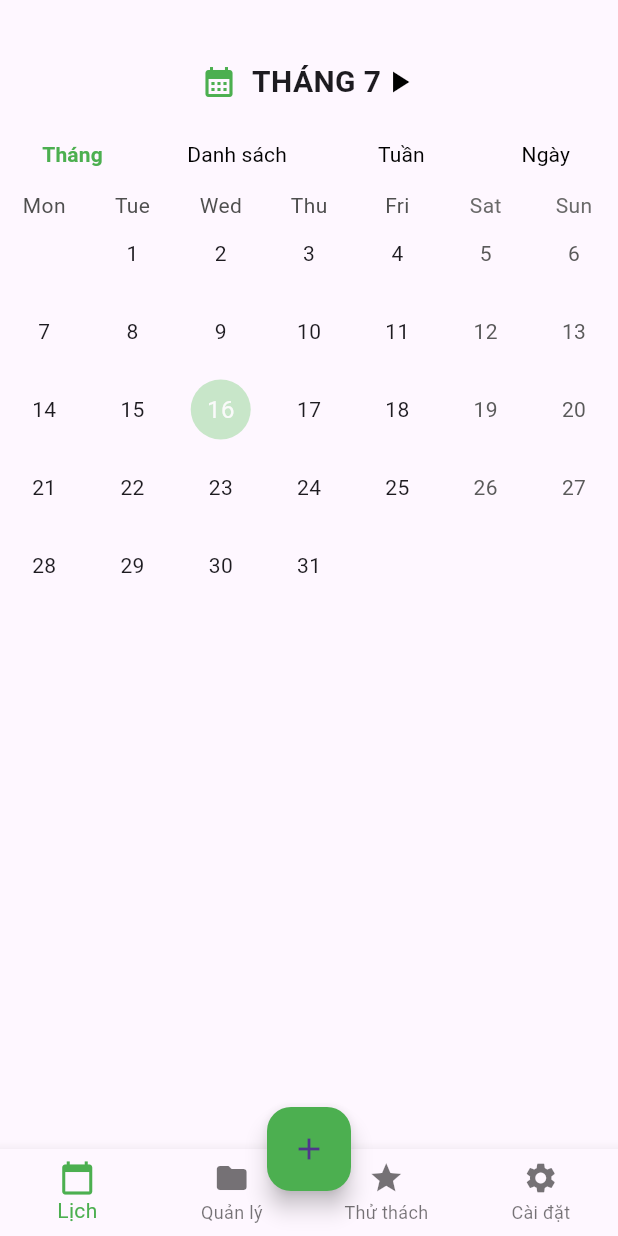
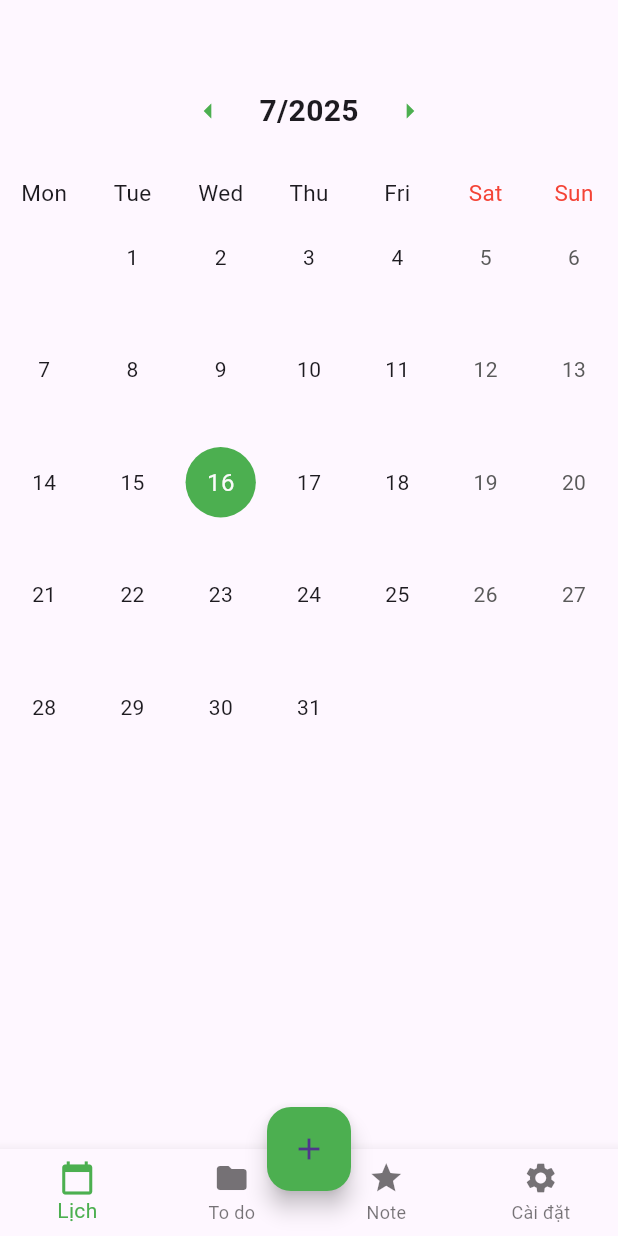
Before and after one commit to MihFap/reminder_app, a Flutter app: the screen it shows after launch, on a phone screen of 412 x 824 dp. Run offline on Flutter 3.47's test engine with Material 3 defaults, Android fonts, the phone set to English and light mode, and no system bars; drawn by our look-alikes of table_calendar.

Commit message:
cơ bản giao diện

```diff
--- a/lib/main.dart
+++ b/lib/main.dart
@@ -1,40 +1,84 @@
 import 'package:flutter/material.dart';
 import 'screens/calendar_screen.dart';
+import 'screens/settings_screen.dart'; // Import trang cài đặt
 
 void main() {
-  runApp(MyApp());
+  runApp(const MyApp());
 }
 
-class MyApp extends StatelessWidget {
+class MyApp extends StatefulWidget {
+  // Thêm const và super.key vào constructor
+  const MyApp({super.key});
+
+  @override
+  // Sửa kiểu trả về thành State<MyApp>
+  State<MyApp> createState() => _MyAppState();
+}
+
+class _MyAppState extends State<MyApp> {
+  ThemeMode _themeMode = ThemeMode.light;
+
+  void _toggleTheme(bool isDarkMode) {
+    setState(() {
+      _themeMode = isDarkMode ? ThemeMode.dark : ThemeMode.light;
+    });
+  }
+
   @override
   Widget build(BuildContext context) {
     return MaterialApp(
       title: 'Lịch Flutter',
-      home: HomePage(),
-      debugShowCheckedModeBanner: false,
+      themeMode: _themeMode,
+      theme: ThemeData.light(), // Giao diện sáng
+      darkTheme: ThemeData.dark(), // Giao diện tối
+      home: HomePage(onThemeChanged: _toggleTheme, currentThemeMode: _themeMode),
+      debugShowCheckedModeBanner: false, // Tắt banner debug
     );
   }
 }
 
 class HomePage extends StatefulWidget {
+  final Function(bool) onThemeChanged;
+  final ThemeMode currentThemeMode;
+
+  // Thêm const và super.key vào constructor
+  const HomePage({super.key, required this.onThemeChanged, required this.currentThemeMode});
+
   @override
-  _HomePageState createState() => _HomePageState();
+  // Sửa kiểu trả về thành State<HomePage>
+  State<HomePage> createState() => _HomePageState();
 }
 
 class _HomePageState extends State<HomePage> {
   int _currentIndex = 0;
 
-  final List<Widget> _pages = [
-    CalendarScreen(),
-    Center(child: Text('Quản lý')),
-    Center(child: Text('Thử thách')),
-    Center(child: Text('Cài đặt')),
+  // Cải tiến: Thêm danh sách tiêu đề cho AppBar
+  final List<String> _appBarTitles = const [
+    'Lịch Flutter',
+    'To Do List',
+    'Ghi chú',
+    'Cài đặt'
   ];
+
+  // Logic cũ để tạo các trang vẫn giữ nguyên
+  // (Chúng ta sẽ tạo nó trong build() để state luôn mới)
 
   @override
   Widget build(BuildContext context) {
+    // Tạo danh sách pages trong build để đảm bảo state luôn được cập nhật
+    final List<Widget> pages = [
+      CalendarScreen(),
+      const Center(child: Text('To do')),
+      const Center(child: Text('Note')),
+      SettingsScreen(
+        onThemeChanged: widget.onThemeChanged,
+        currentThemeMode: widget.currentThemeMode,
+      ),
+    ];
+
     return Scaffold(
-      body: _pages[_currentIndex],
+
+      body: pages[_currentIndex],
       bottomNavigationBar: BottomNavigationBar(
         type: BottomNavigationBarType.fixed,
         selectedItemColor: Colors.green,
@@ -42,15 +86,15 @@ class _HomePageState extends State<HomePage> {
         onTap: (index) => setState(() => _currentIndex = index),
         items: const [
           BottomNavigationBarItem(icon: Icon(Icons.calendar_today), label: 'Lịch'),
-          BottomNavigationBarItem(icon: Icon(Icons.folder), label: 'Quản lý'),
-          BottomNavigationBarItem(icon: Icon(Icons.star), label: 'Thử thách'),
+          BottomNavigationBarItem(icon: Icon(Icons.folder), label: 'To do'),
+          BottomNavigationBarItem(icon: Icon(Icons.star), label: 'Note'),
           BottomNavigationBarItem(icon: Icon(Icons.settings), label: 'Cài đặt'),
         ],
       ),
       floatingActionButton: FloatingActionButton(
         onPressed: () {},
         backgroundColor: Colors.green,
-        child: Icon(Icons.add),
+        child: const Icon(Icons.add),
       ),
       floatingActionButtonLocation: FloatingActionButtonLocation.centerDocked,
     );
--- a/lib/screens/calendar_screen.dart
+++ b/lib/screens/calendar_screen.dart
@@ -1,44 +1,71 @@
 import 'package:flutter/material.dart';
 import 'package:table_calendar/table_calendar.dart';
 
+class CalendarScreen extends StatefulWidget {
+  @override
+  _CalendarScreenState createState() => _CalendarScreenState();
+}
 
-class CalendarScreen extends StatelessWidget {
+class _CalendarScreenState extends State<CalendarScreen> {
+  // Lưu trữ ngày tháng đang được hiển thị
+  DateTime _focusedDay = DateTime.now();
+  DateTime _selectedDay = DateTime.now(); // Ngày được chọn
+
+  // Hàm thay đổi tháng khi người dùng nhấn vào mũi tên
+  void _onMonthChanged(DateTime focusedDay) {
+    setState(() {
+      _focusedDay = focusedDay;
+    });
+  }
+
+  // Hàm thay đổi tháng và năm
+  void _changeMonth(int delta) {
+    setState(() {
+      _focusedDay = DateTime(
+        _focusedDay.year,
+        _focusedDay.month + delta,
+      );
+    });
+  }
+
   @override
   Widget build(BuildContext context) {
     return Column(
       children: [
-        // Thanh điều hướng tháng
+        // Thanh điều hướng tháng và năm
         Padding(
-          padding: const EdgeInsets.only(top: 40, bottom: 10),
+          padding: const EdgeInsets.only(top: 50, bottom: 20),
           child: Row(
             mainAxisAlignment: MainAxisAlignment.center,
             children: [
-              Icon(Icons.calendar_month, color: Colors.green),
+              IconButton(
+                icon: Icon(Icons.arrow_left, color: Colors.green),
+                onPressed: () => _changeMonth(-1), // Chuyển sang tháng trước
+              ),
               SizedBox(width: 10),
               Text(
-                "THÁNG 7",
+                "${_focusedDay.month}/${_focusedDay.year}",
                 style: TextStyle(fontWeight: FontWeight.bold, fontSize: 20),
               ),
-              Icon(Icons.play_arrow, color: Colors.black),
+              SizedBox(width: 10),
+              IconButton(
+                icon: Icon(Icons.arrow_right, color: Colors.green),
+                onPressed: () => _changeMonth(1), // Chuyển sang tháng sau
+              ),
             ],
           ),
         ),
         // Tabs Tháng | Danh sách | Tuần | Ngày
-        Row(
-          mainAxisAlignment: MainAxisAlignment.spaceAround,
-          children: [
-            CalendarTabButton(label: "Tháng", isSelected: true),
-            CalendarTabButton(label: "Danh sách"),
-            CalendarTabButton(label: "Tuần"),
-            CalendarTabButton(label: "Ngày"),
-          ],
-        ),
-        // Table Calendar
+
         Expanded(
           child: TableCalendar(
             firstDay: DateTime.utc(2020, 1, 1),
             lastDay: DateTime.utc(2030, 12, 31),
-            focusedDay: DateTime.now(),
+            focusedDay: _focusedDay, // Cập nhật ngày hiện tại
+            selectedDayPredicate: (day) {
+              // Kiểm tra ngày đã được chọn chưa
+              return isSameDay(day, _selectedDay);
+            },
             calendarFormat: CalendarFormat.month,
             startingDayOfWeek: StartingDayOfWeek.monday,
             calendarStyle: CalendarStyle(
@@ -53,6 +80,25 @@ class CalendarScreen extends StatelessWidget {
               outsideDaysVisible: false,
             ),
             headerVisible: false,
+            onDaySelected: (selectedDay, focusedDay) {
+              setState(() {
+                _selectedDay = selectedDay;
+                _focusedDay = focusedDay; // Cập nhật ngày khi người dùng chọn ngày mới
+              });
+            },
+            onPageChanged: (focusedDay) {
+              _onMonthChanged(focusedDay); // Khi người dùng chuyển đổi tháng
+            },
+            // Thay đổi kích thước của lịch
+            rowHeight: 75.0, // Thay đổi chiều cao mỗi ô ngày
+            headerStyle: HeaderStyle(
+              titleTextStyle: TextStyle(fontSize: 30.0), // Kích thước chữ tiêu đề
+              formatButtonVisible: false, // Ẩn nút chuyển tháng
+            ),
+            daysOfWeekStyle: DaysOfWeekStyle(
+              weekdayStyle: TextStyle(fontSize: 15.0), // Kích thước chữ của ngày trong tuần
+              weekendStyle: TextStyle(fontSize: 15.0, color: Colors.red), // Ngày cuối tuần
+            ),
           ),
         ),
       ],
```
Also changed, not shown: lib/screens/settings_screen.dart (added, +45 -0 lines), lib/screens/add_note_screen.dart (added), lib/screens/add_todo_screen.dart (added).
